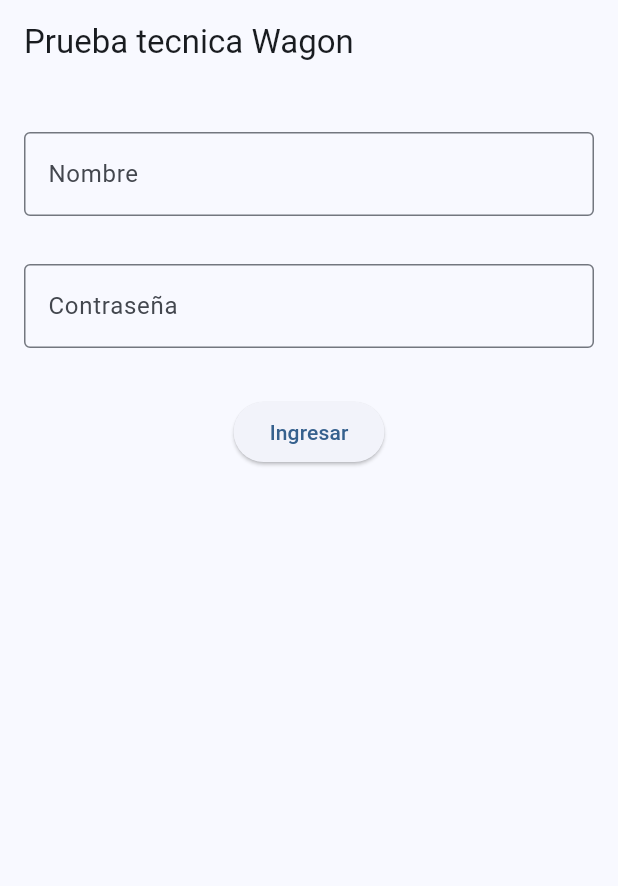
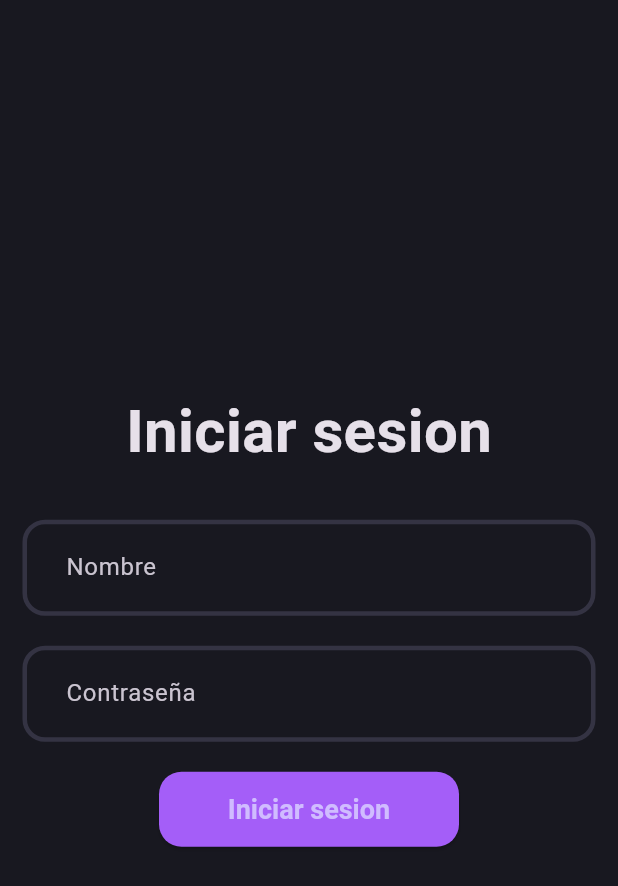
Before and after one commit to khcastrillon/Prueba-Wagon, a Flutter app: the screen it shows after launch, on a phone screen of 412 x 824 dp. Shown: the top 886 px of the screen. Run offline on Flutter 3.47's test engine with Material 3 defaults, Android fonts, the light colour scheme and no system bars.

Commit message:
Login remade

```diff
--- /dev/null
+++ b/lib/core/theme/app_palette.dart
@@ -0,0 +1,14 @@
+import 'package:flutter/material.dart';
+
+class AppPallete {
+  static const Color backgroundColor = Color.fromRGBO(24, 24, 32, 1);
+  static const Color gradient1 = Color.fromRGBO(229, 140, 253, 1);
+  static const Color gradient2 = Color.fromRGBO(255, 140, 188, 1);
+  static const Color gradient3 = Color.fromRGBO(255, 170, 139, 1);
+  static const Color buttonColor = Color.fromRGBO(164, 94, 248, 1);
+  static const Color borderColor = Color.fromRGBO(52, 51, 67, 1);
+  static const Color whiteColor = Colors.white;
+  static const Color greyColor = Colors.grey;
+  static const Color errorColor = Colors.redAccent;
+  static const Color transparentColor = Colors.transparent;
+}
--- /dev/null
+++ b/lib/core/theme/theme.dart
@@ -0,0 +1,33 @@
+import 'package:flutter/material.dart';
+import 'package:prueba_wagon/core/theme/app_palette.dart';
+
+class AppTheme {
+  static _border([Color color = AppPallete.borderColor]) => OutlineInputBorder(
+        borderSide: BorderSide(
+          color: color,
+          width: 3,
+        ),
+        borderRadius: BorderRadius.circular(15),
+      );
+  static final darkThemeMode = ThemeData.dark().copyWith(
+    scaffoldBackgroundColor: AppPallete.backgroundColor,
+    inputDecorationTheme: InputDecorationTheme(
+        contentPadding:
+            const EdgeInsets.symmetric(horizontal: 25, vertical: 20),
+        enabledBorder: _border(),
+        focusedBorder: _border(AppPallete.gradient2)),
+    elevatedButtonTheme: ElevatedButtonThemeData(
+      style: ElevatedButton.styleFrom(
+          fixedSize: const Size(200, 50),
+          shape: RoundedRectangleBorder(
+            borderRadius: BorderRadius.circular(15),
+          ),
+          backgroundColor: AppPallete.buttonColor,
+          disabledBackgroundColor: AppPallete.greyColor,
+          textStyle: const TextStyle(
+            fontSize: 18,
+            fontWeight: FontWeight.bold,
+          )),
+    ),
+  );
+}
--- a/lib/data.dart
+++ /dev/null
@@ -1,56 +0,0 @@
-class Usuario {
-  String id;
-  String nombre;
-  String password;
-  String tipoUsuario; // 'admin' o 'conductor'
-  Usuario(this.id, this.nombre, this.password, this.tipoUsuario);
-
-  static Usuario fromMap(Map<String, dynamic> map) {
-    return Usuario(
-      map['id'] as String,
-      map['nombre'] as String,
-      map['password'] as String,
-      map['tipoUsuario'] as String,
-    );
-  }
-}
-
-class Vehiculo {
-  String id;
-  String conductor;
-  Vehiculo(this.id, this.conductor);
-
-  static fromMap(Map<String, Object?> first) {
-    return Vehiculo(
-      first['id'] as String,
-      first['conductorId'] as String,
-    );
-  }
-}
-
-class Servicio {
-  String id;
-  DateTime horaServicio;
-  DateTime horaEspera;
-  int cupos;
-  String estado;
-  String ruta;
-  String vehiculo;
-  String conductor;
-
-  Servicio(this.id, this.horaServicio, this.horaEspera, this.cupos, this.estado,
-      this.ruta, this.vehiculo, this.conductor);
-
-  static fromMap(Map<String, Object?> first) {
-    return Servicio(
-      first['id'] as String,
-      DateTime.parse(first['horaServicio'] as String),
-      DateTime.parse(first['horaEspera'] as String),
-      first['cupos'] as int,
-      first['estado'] as String,
-      first['ruta'] as String,
-      first['vehiculoId'] as String,
-      first['conductorId'] as String,
-    );
-  }
-}
--- /dev/null
+++ b/lib/features/auth/presentation/pages/signup_page.dart
@@ -0,0 +1,69 @@
+import 'package:flutter/material.dart';
+import 'package:prueba_wagon/features/auth/presentation/widgets/auth_field.dart';
+
+class SignUpPage extends StatefulWidget {
+  const SignUpPage({super.key});
+
+  @override
+  State<SignUpPage> createState() => _SignUpPageState();
+}
+
+class _SignUpPageState extends State<SignUpPage> {
+  final formKey = GlobalKey<FormState>();
+  final nameController = TextEditingController();
+  final passwordController = TextEditingController();
+
+  @override
+  void dispose() {
+    nameController.dispose();
+    passwordController.dispose();
+    super.dispose();
+  }
+
+  @override
+  Widget build(BuildContext context) {
+    return Scaffold(
+      body: Padding(
+        padding: const EdgeInsets.all(15),
+        child: Form(
+          key: formKey,
+          child: Column(
+            mainAxisAlignment: MainAxisAlignment.center,
+            children: [
+              const Text(
+                'Iniciar sesion',
+                style: TextStyle(
+                  fontSize: 40,
+                  fontWeight: FontWeight.bold,
+                ),
+              ),
+              const SizedBox(
+                height: 30,
+              ),
+              AuthField(
+                hintText: 'Nombre',
+                textController: nameController,
+              ),
+              const SizedBox(
+                height: 20,
+              ),
+              AuthField(
+                hintText: 'Contraseña',
+                textController: passwordController,
+                isPassword: true,
+              ),
+              const SizedBox(
+                height: 20,
+              ),
+              // MainButton(text: 'Iniciar sesion'),
+              ElevatedButton(
+                onPressed: () {},
+                child: const Text('Iniciar sesion'),
+              ),
+            ],
+          ),
+        ),
+      ),
+    );
+  }
+}
--- /dev/null
+++ b/lib/features/auth/presentation/widgets/auth_field.dart
@@ -0,0 +1,28 @@
+import 'package:flutter/material.dart';
+
+class AuthField extends StatelessWidget {
+  final String hintText;
+  final TextEditingController textController;
+  final bool isPassword;
+  const AuthField(
+      {super.key,
+      required this.hintText,
+      required this.textController,
+      this.isPassword = false});
+
+  @override
+  Widget build(BuildContext context) {
+    return TextFormField(
+      decoration: InputDecoration(
+        hintText: hintText,
+      ),
+      validator: (value) {
+        if (value!.isEmpty) {
+          return '$hintText es requerido';
+        }
+        return null;
+      },
+      obscureText: isPassword,
+    );
+  }
+}
--- a/lib/login.dart
+++ /dev/null
@@ -1,102 +0,0 @@
-import 'package:flutter/material.dart';
-import 'package:prueba_wagon/home.dart';
-import 'package:prueba_wagon/dbHelper.dart';
-
-class Login extends StatefulWidget {
-  const Login({super.key, required this.title});
-
-  final String title;
-
-  @override
-  State<Login> createState() => _LoginState();
-}
-
-class _LoginState extends State<Login> {
-  final DBHelper dbHelper = DBHelper();
-  final _formKey = GlobalKey<FormState>();
-  TextEditingController nameController = TextEditingController();
-  TextEditingController passwordController = TextEditingController();
-
-  @override
-  Widget build(BuildContext context) {
-    return Scaffold(
-      appBar: AppBar(
-        title: Text(widget.title),
-      ),
-      body: Form(
-        key: _formKey,
-        child: Padding(
-          padding: const EdgeInsets.symmetric(horizontal: 8, vertical: 16),
-          child: Column(
-            crossAxisAlignment: CrossAxisAlignment.center,
-            children: [
-              Padding(
-                padding:
-                    const EdgeInsets.symmetric(horizontal: 8, vertical: 16),
-                child: TextFormField(
-                  controller: nameController,
-                  decoration: const InputDecoration(
-                      border: OutlineInputBorder(), labelText: "Nombre"),
-                  validator: (value) {
-                    if (value == null || value.isEmpty) {
-                      return 'Por favor ingresa tu nombre';
-                    }
-                    return null;
-                  },
-                ),
-              ),
-              Padding(
-                padding:
-                    const EdgeInsets.symmetric(horizontal: 8, vertical: 16),
-                child: TextFormField(
-                  controller: passwordController,
-                  obscureText: true,
-                  decoration: const InputDecoration(
-                      border: OutlineInputBorder(), labelText: "Contraseña"),
-                  validator: (value) {
-                    if (value == null || value.isEmpty) {
-                      return 'Por favor ingresa tu contraseña';
-                    }
-                    return null;
-                  },
-                ),
-              ),
-              Padding(
-                padding:
-                    const EdgeInsets.symmetric(horizontal: 8, vertical: 16.0),
-                child: Center(
-                  child: ElevatedButton(
-                    onPressed: () async {
-                      if (_formKey.currentState!.validate()) {
-                        var user = await dbHelper.getUser(
-                            nameController.text, passwordController.text);
-                        if (user != null && user.tipoUsuario == 'admin') {
-                          Navigator.push(
-                            context,
-                            MaterialPageRoute(
-                                builder: (context) => const HomePage()),
-                          );
-                        } else {
-                          ScaffoldMessenger.of(context).showSnackBar(
-                            const SnackBar(
-                                content: Text('Credenciales incorrectas')),
-                          );
-                        }
-                      } else {
-                        ScaffoldMessenger.of(context).showSnackBar(
-                          const SnackBar(
-                              content: Text('Por favor ingresa datos')),
-                        );
-                      }
-                    },
-                    child: const Text('Ingresar'),
-                  ),
-                ),
-              ),
-            ],
-          ),
-        ),
-      ),
-    );
-  }
-}
--- a/lib/main.dart
+++ b/lib/main.dart
@@ -1,5 +1,6 @@
 import 'package:flutter/material.dart';
-import 'package:prueba_wagon/login.dart';
+import 'package:prueba_wagon/core/theme/theme.dart';
+import 'package:prueba_wagon/features/auth/presentation/pages/signup_page.dart';
 
 void main() {
   runApp(const MyApp());
@@ -12,12 +13,10 @@ class MyApp extends StatelessWidget {
   @override
   Widget build(BuildContext context) {
     return MaterialApp(
+      debugShowCheckedModeBanner: false,
       title: 'Prueba tecnica Wagon',
-      theme: ThemeData(
-        colorScheme: ColorScheme.fromSeed(seedColor: Colors.blue),
-        useMaterial3: true,
-      ),
-      home: const Login(title: 'Prueba tecnica Wagon'),
+      theme: AppTheme.darkThemeMode,
+      home: const SignUpPage(),
     );
   }
 }
```
Also changed, not shown: lib/dbHelper.dart (deleted, +0 -84 lines), lib/home.dart (deleted, +0 -57 lines), docs/Architecture.png (added).
